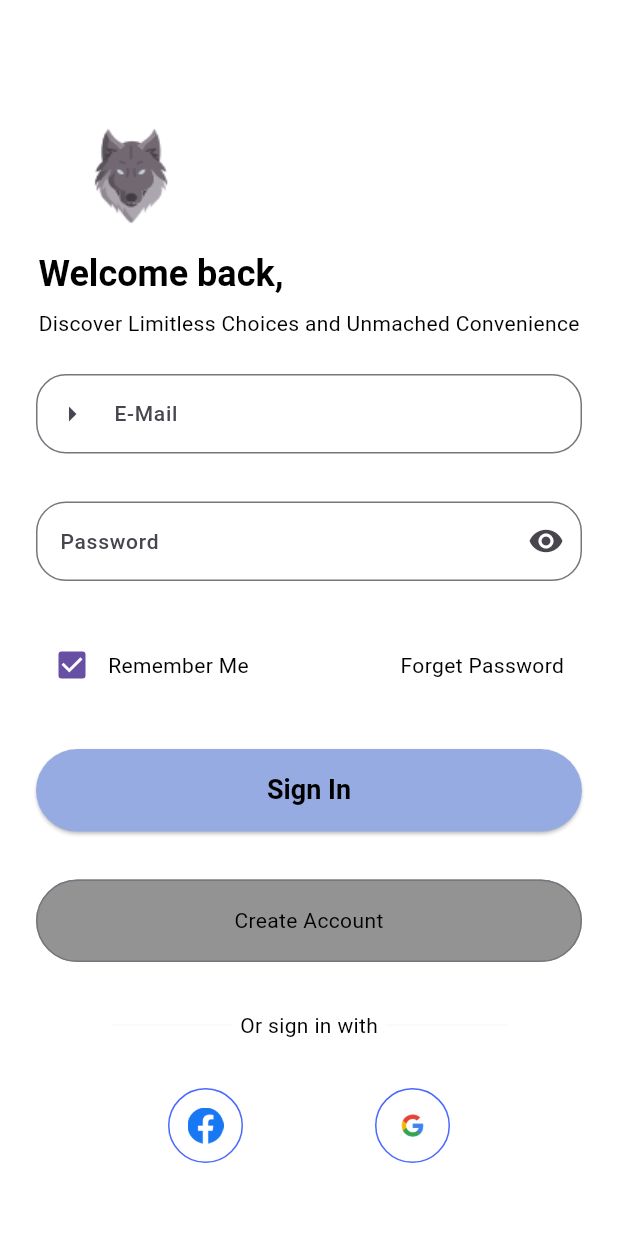
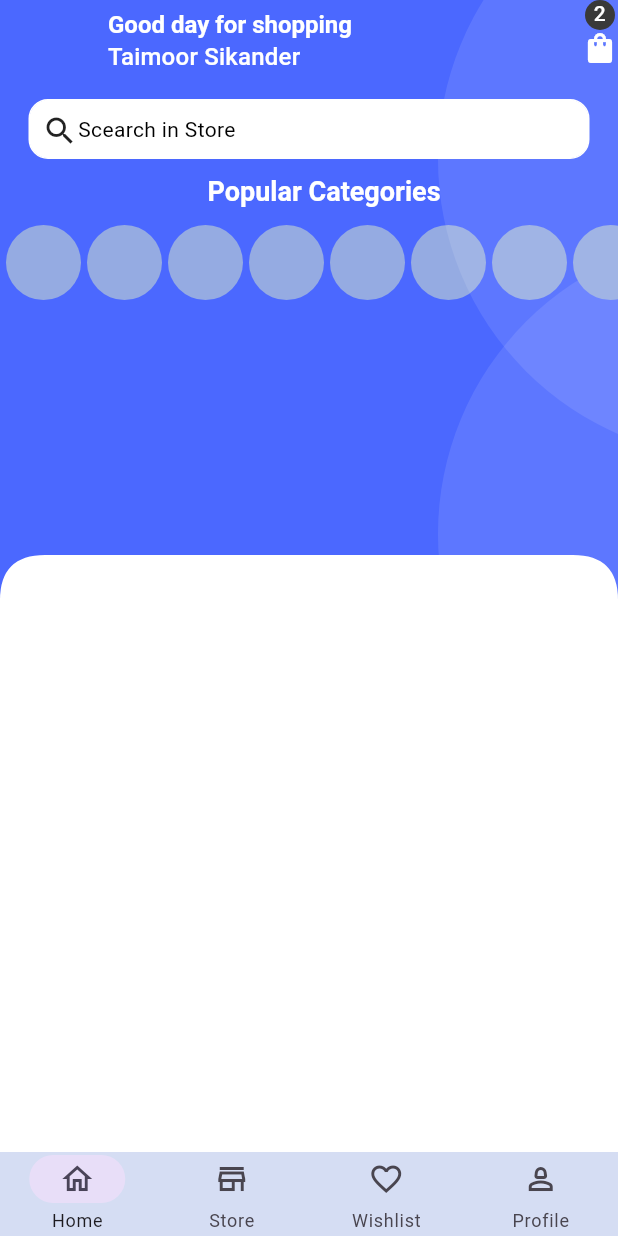
Before and after one commit to Ghost-W0LF/Ecommorce-app, a Flutter app: the loginScreen screen opened directly, after a tap on "Sign In", on a phone screen of 412 x 824 dp. Run offline on Flutter 3.47's test engine with Material 3 defaults, Android fonts, the light colour scheme and no system bars; our stand-ins replace get, smooth_page_indicator.

Commit message:
home page

```diff
--- /dev/null
+++ b/lib/common/Widgets/custom_Appbar.dart
@@ -0,0 +1,52 @@
+// ignore_for_file: prefer_const_constructors
+
+import 'package:ecomorce/utils/constants/colors.dart';
+import 'package:ecomorce/utils/constants/sizes.dart';
+import 'package:flutter/cupertino.dart';
+
+import 'package:flutter/material.dart';
+import 'package:get/route_manager.dart';
+
+class CustomAppbar extends StatelessWidget implements PreferredSizeWidget {
+  CustomAppbar(
+      {super.key,
+      required this.title,
+      this.havebackarrow = false,
+      this.leadindIcon,
+      required this.actionIcon});
+  final Widget? title;
+  final bool havebackarrow;
+  final IconData? leadindIcon;
+  final Widget actionIcon;
+  @override
+  Widget build(BuildContext context) {
+    return AppBar(
+      automaticallyImplyLeading: false,
+      backgroundColor: Tcolors.primary,
+      leading: havebackarrow
+          ? IconButton(
+              onPressed: () {
+                Get.back();
+              },
+              icon: Icon(Icons.keyboard_return),
+            )
+          : leadindIcon == null
+              ? IconButton(
+                  onPressed: () {},
+                  icon: Icon(
+                    leadindIcon,
+                    color: Tcolors.white,
+                  ),
+                )
+              : null,
+      title: title,
+      actions: [
+        actionIcon,
+      ],
+    );
+  }
+
+  @override
+  // TODO: implement preferredSize
+  Size get preferredSize => Size.fromHeight(TSize.appBarHeight + 10);
+}
--- a/lib/common/Widgets/custom_button2.dart
+++ b/lib/common/Widgets/custom_button2.dart
@@ -4,6 +4,7 @@ import 'package:ecomorce/utils/constants/colors.dart';
 import 'package:ecomorce/utils/helpers/helper_function.dart';
 import 'package:flutter/material.dart';
 
+// ignore: camel_case_types
 class custom_outlinebutton extends StatelessWidget {
   custom_outlinebutton({
     super.key,
@@ -18,7 +19,9 @@ class custom_outlinebutton extends StatelessWidget {
     bool dark = THelperFunction.isDarkMode(context);
     return OutlinedButton(
         style: ElevatedButton.styleFrom(
-            backgroundColor: dark ? Tcolors.accent : Tcolors.darkGrey,
+            backgroundColor: dark
+                ? const Color.fromARGB(255, 0, 0, 0).withOpacity(0)
+                : Tcolors.darkGrey,
             minimumSize: Size(double.infinity, 55)),
         onPressed: onPressed,
         child: Text(
--- /dev/null
+++ b/lib/common/Widgets/custom_container.dart
@@ -0,0 +1,44 @@
+import 'package:ecomorce/utils/constants/colors.dart';
+import 'package:flutter/cupertino.dart';
+import 'package:flutter/material.dart';
+
+class custom_container extends StatelessWidget {
+  custom_container(
+      {super.key,
+      this.height = 400,
+      this.width = double.infinity,
+      this.rds = 0.0,
+      this.child,
+      this.color = Tcolors.accent,
+      this.bcolor = Tcolors.transparent,
+      this.bwidth = 0,
+
+      //this.pad,
+      this.edg});
+  final double height;
+  final double width;
+  final double rds;
+  final Widget? child;
+  final EdgeInsets? edg;
+  final color;
+
+  final bcolor;
+  final double bwidth;
+
+  //final Padding? pad;
+
+  @override
+  Widget build(BuildContext context) {
+    return Container(
+      padding: edg,
+      height: height,
+      width: width,
+      decoration: BoxDecoration(
+        borderRadius: BorderRadius.circular(rds),
+        border: Border.all(color: bcolor, width: bwidth),
+        color: color,
+      ),
+      child: child,
+    );
+  }
+}
--- /dev/null
+++ b/lib/common/Widgets/custom_searchBar.dart
@@ -0,0 +1,26 @@
+import 'package:ecomorce/utils/constants/colors.dart';
+import 'package:ecomorce/utils/device/device_utility.dart';
+import 'package:flutter/material.dart';
+
+class searchBar extends StatelessWidget {
+  const searchBar({
+    super.key,
+  });
+
+  @override
+  Widget build(BuildContext context) {
+    return Container(
+      padding: EdgeInsets.all(8),
+      height: 40,
+      width: TDeviceUtility.getScreenWidth(context),
+      decoration: BoxDecoration(
+          color: Tcolors.white,
+          borderRadius: BorderRadius.circular(13),
+          border: Border.all(color: Tcolors.white)),
+      child: const Row(
+        mainAxisAlignment: MainAxisAlignment.start,
+        children: [Icon(Icons.search), Text("Scearch in Store")],
+      ),
+    );
+  }
+}
--- /dev/null
+++ b/lib/common/styles/Tclipper.dart
@@ -0,0 +1,34 @@
+import 'package:flutter/material.dart';
+
+class TClipper extends CustomClipper<Path> {
+  @override
+  Path getClip(Size size) {
+    var path = Path();
+    path.lineTo(0, size.height);
+
+    final firstCurve = Offset(0, size.height - 30);
+    final lastCurve = Offset(30, size.height - 30);
+
+    path.quadraticBezierTo(
+        firstCurve.dx, firstCurve.dy, lastCurve.dx, lastCurve.dy);
+
+    final secondFirstCurve = Offset(0, size.height - 30);
+    final secondLastCurve = Offset(size.width - 30, size.height - 30);
+
+    path.quadraticBezierTo(secondFirstCurve.dx, secondFirstCurve.dy,
+        secondLastCurve.dx, secondLastCurve.dy);
+
+    final thirdFirstCurve = Offset(size.width, size.height - 30);
+    final thirdLastCurve = Offset(size.width, size.height);
+
+    path.quadraticBezierTo(thirdFirstCurve.dx, thirdFirstCurve.dy,
+        thirdLastCurve.dx, thirdLastCurve.dy);
+
+    path.lineTo(size.width, 0);
+    path.close();
+    return path;
+  }
+
+  @override
+  bool shouldReclip(CustomClipper<Path> oldClipper) => true;
+}
--- a/lib/features/authentication/screen/screen_login/login_Widgits/login Widget/login_form.dart
+++ b/lib/features/authentication/screen/screen_login/login_Widgits/login Widget/login_form.dart
@@ -1,5 +1,6 @@
 // ignore_for_file: prefer_const_constructors
 
+import 'package:ecomorce/navigation_bar.dart';
 import 'package:ecomorce/common/Widgets/custom_button2.dart';
 import 'package:ecomorce/common/Widgets/custom_textFormField.dart';
 import 'package:ecomorce/common/Widgets/custom_button.dart';
@@ -60,7 +61,7 @@ class form extends StatelessWidget {
         custom_eleveted(
           label: TText.signin,
           onPressed: () {
-            print("Signin");
+            Get.to(() => navigationBar());
           },
         ),
 
--- a/lib/features/authentication/screen/screen_signup/signup_widgits/signup_form.dart
+++ b/lib/features/authentication/screen/screen_signup/signup_widgits/signup_form.dart
@@ -98,6 +98,7 @@ class signup_form extends StatelessWidget {
           ),
           SizedBox(height: TSize.spaceBtwitems),
           custom_outlinebutton(
+
             label: TText.createAccount,
             onPressed: () => Get.offAll(() => VerifyEmail()),
           )
--- /dev/null
+++ b/lib/features/shop/screen/home/home.dart
@@ -0,0 +1,58 @@
+import 'package:ecomorce/common/Widgets/custom_container.dart';
+import 'package:ecomorce/common/styles/Tclipper.dart';
+import 'package:ecomorce/features/shop/screen/home/widgets/homeHedder.dart';
+import 'package:ecomorce/utils/constants/colors.dart';
+import 'package:ecomorce/utils/device/device_utility.dart';
+import 'package:flutter/material.dart';
+
+class homePage extends StatelessWidget {
+  const homePage({super.key});
+
+  @override
+  Widget build(BuildContext context) {
+    return Scaffold(
+      body: SizedBox(
+        height: 400,
+        width: double.infinity,
+        child: SingleChildScrollView(
+          //  padding: EdgeInsets.all(0),
+          child: Stack(
+            children: [
+              ClipPath(
+                clipper: TClipper(),
+                child: custom_container(
+                  height: 400,
+                  width: double.infinity,
+                  color: Tcolors.primary,
+                ),
+              ),
+              Positioned(
+                right: -280,
+                top: TDeviceUtility.getAppBarHeight() + 100,
+                child: custom_container(
+                  height: 400,
+                  width: 400,
+                  color: Tcolors.white.withOpacity(0.1),
+                  rds: 400,
+                ),
+              ),
+              //Headder
+              homeHeadder(),
+              //decoration2
+              Positioned(
+                right: -280,
+                top: TDeviceUtility.getAppBarHeight() - 150,
+                child: custom_container(
+                  height: 400,
+                  width: 400,
+                  color: Tcolors.white.withOpacity(0.1),
+                  rds: 400,
+                ),
+              ),
+            ],
+          ),
+        ),
+      ),
+    );
+  }
+}
--- /dev/null
+++ b/lib/features/shop/screen/home/widgets/homeAppbar.dart
@@ -0,0 +1,52 @@
+import 'package:ecomorce/common/Widgets/custom_Appbar.dart';
+import 'package:ecomorce/common/Widgets/custom_container.dart';
+import 'package:ecomorce/utils/constants/colors.dart';
+import 'package:ecomorce/utils/constants/text_String.dart';
+import 'package:flutter/material.dart';
+
+class homeAppbar extends StatelessWidget {
+  const homeAppbar({
+    super.key,
+  });
+
+  @override
+  Widget build(BuildContext context) {
+    return CustomAppbar(
+      havebackarrow: false,
+      actionIcon: Column(
+        children: [
+          custom_container(
+            height: 20,
+            width: 20,
+            rds: 900,
+            color: Tcolors.black,
+            child: Text(
+              "2",
+              textAlign: TextAlign.center,
+              style: Theme.of(context)
+                  .textTheme
+                  .bodySmall!
+                  .copyWith(color: Tcolors.white),
+            ),
+          ),
+          Icon(Icons.shopping_bag, color: Colors.white),
+        ],
+      ),
+      title: Column(
+        crossAxisAlignment: CrossAxisAlignment.stretch,
+        children: [
+          Text(TText.homeAppbarTitle,
+              style: Theme.of(context)
+                  .textTheme
+                  .titleLarge!
+                  .copyWith(color: Tcolors.textWhite)),
+          Text(TText.homeAppbarSubTitle,
+              style: Theme.of(context)
+                  .textTheme
+                  .titleMedium!
+                  .copyWith(color: Tcolors.textWhite)),
+        ],
+      ),
+    );
+  }
+}
--- /dev/null
+++ b/lib/features/shop/screen/home/widgets/homeHedder.dart
@@ -0,0 +1,68 @@
+// ignore_for_file: prefer_const_literals_to_create_immutables, prefer_const_constructors
+
+import 'package:ecomorce/common/Widgets/custom_container.dart';
+import 'package:ecomorce/common/Widgets/custom_searchBar.dart';
+import 'package:ecomorce/features/shop/screen/home/widgets/homeAppbar.dart';
+import 'package:ecomorce/utils/constants/colors.dart';
+import 'package:ecomorce/utils/constants/sizes.dart';
+import 'package:ecomorce/utils/constants/text_String.dart';
+import 'package:flutter/material.dart';
+
+class homeHeadder extends StatelessWidget {
+  const homeHeadder({
+    super.key,
+  });
+
+  @override
+  Widget build(BuildContext context) {
+    return Column(children: [
+      //APP
+      //Bar
+      homeAppbar(),
+      SizedBox(
+        height: 10,
+      ),
+
+      Padding(
+          padding: EdgeInsets.symmetric(horizontal: TSize.defaultSpace - 5),
+          child: searchBar()),
+      SizedBox(
+        height: 10,
+      ),
+      Padding(
+        padding: const EdgeInsets.only(left: 20.0),
+        child: Text(
+          TText.popularCatog,
+          style: Theme.of(context)
+              .textTheme
+              .headlineSmall!
+              .copyWith(color: Tcolors.white),
+        ),
+      ),
+      SizedBox(
+        height: 10,
+      ),
+      SizedBox(
+          height: 100,
+          child: ListView.builder(
+              //padding: EdgeInsets.all(9),
+              scrollDirection: Axis.horizontal,
+              itemCount: 10,
+              itemBuilder: (_, context) {
+                return Row(
+                  crossAxisAlignment: CrossAxisAlignment.start,
+                  children: [
+                    Padding(padding: EdgeInsets.all(2)),
+                    custom_container(
+                      height: 50,
+                      width: 50,
+                      rds: 200,
+                    )
+                  ],
+                );
+              })),
+
+      //
+    ]);
+  }
+}
--- a/lib/features/shop/view/homescreen.dart
+++ /dev/null
@@ -1,21 +0,0 @@
-import 'package:flutter/material.dart';
-import 'package:flutter/widgets.dart';
-
-class HomePage extends StatefulWidget {
-  const HomePage({super.key});
-
-  @override
-  State<HomePage> createState() => _HomePageState();
-}
-
-class _HomePageState extends State<HomePage> {
-  @override
-  Widget build(BuildContext context) {
-    return Container(
-        alignment: Alignment.center,
-        child: Text(
-          "hello",
-          style: Theme.of(context).textTheme.bodyLarge,
-        ));
-  }
-}
--- /dev/null
+++ b/lib/navigation_bar.dart
@@ -0,0 +1,61 @@
+// ignore_for_file: prefer_const_literals_to_create_immutables, prefer_const_constructors
+
+import 'package:ecomorce/common/sucess_Screen.dart';
+import 'package:ecomorce/features/authentication/screen/screen_login/login.dart';
+import 'package:ecomorce/features/authentication/screen/screen_signup/signup.dart';
+import 'package:ecomorce/features/authentication/screen/verify%20email%20Screen/verify_email.dart';
+import 'package:ecomorce/features/shop/screen/home/home.dart';
+import 'package:ecomorce/utils/constants/colors.dart';
+import 'package:ecomorce/utils/constants/sizes.dart';
+import 'package:ecomorce/utils/helpers/helper_function.dart';
+import 'package:flutter/material.dart';
+
+class navigationBar extends StatefulWidget {
+  navigationBar({super.key});
+
+  @override
+  State<navigationBar> createState() => _navigationBarState();
+}
+
+class _navigationBarState extends State<navigationBar> {
+  @override
+  int page = 0;
+  final screen = [homePage(), loginScreen(), VerifyEmail(), sucessScreen()];
+
+  // default selected index
+  Widget build(BuildContext context) {
+    bool dark = THelperFunction.isDarkMode(context);
+    return Scaffold(
+      body: screen[page],
+      bottomNavigationBar: NavigationBar(
+        backgroundColor:
+            dark ? Tcolors.primary : Tcolors.accent.withOpacity(0.4),
+        height: TSize.appBarHeight,
+        selectedIndex: page,
+        onDestinationSelected: (index) {
+          setState(() {
+            this.page = index;
+          });
+        },
+        destinations: [
+          NavigationDestination(
+            icon: Icon(Icons.home_outlined),
+            label: "Home",
+          ),
+          NavigationDestination(
+            icon: Icon(Icons.store_outlined),
+            label: "Store",
+          ),
+          NavigationDestination(
+            icon: Icon(Icons.favorite_outline),
+            label: "Wishlist",
+          ),
+          NavigationDestination(
+            icon: Icon(Icons.person_2_outlined),
+            label: "Profile",
+          ),
+        ],
+      ),
+    );
+  }
+}
--- a/lib/utils/constants/colors.dart
+++ b/lib/utils/constants/colors.dart
@@ -5,6 +5,7 @@ class Tcolors {
   static const Color primary = Color(0xFF4b68ff);
   static const Color secondary = Color(0xFFFFE24B);
   static const Color accent = Color.fromARGB(255, 149, 171, 226);
+  static const Color transparent = Color.fromARGB(0, 255, 255, 255);
 
   // Text Colors
   static const Color textPrimary = Color(0xFF333333);
--- a/lib/utils/constants/text_String.dart
+++ b/lib/utils/constants/text_String.dart
@@ -59,4 +59,6 @@ class TText {
   static const String yourAccountCreatedTitle = "created!";
   static const String yourAccountCreatedSubTitle =
       "Welcome to Your Ultimate Shopping Destination: Your Account is Created, Unleash the Joy of Seamless Online Shopping!";
+      //home
+        static const String popularCatog = "Popular Categories";
 }
--- a/lib/utils/device/device_utility.dart
+++ b/lib/utils/device/device_utility.dart
@@ -10,6 +10,10 @@ class TDeviceUtility {
     SystemChrome.setSystemUIOverlayStyle(
       SystemUiOverlayStyle(statusBarColor: color),
     );
+  }
+
+  static double getScreenWidth(BuildContext context) {
+    return MediaQuery.of(context).size.width;
   }
 
   static bool isLandscapeOrientation(BuildContext context) {
--- a/lib/utils/helpers/helper_function.dart
+++ b/lib/utils/helpers/helper_function.dart
@@ -1,6 +1,6 @@
 import 'package:flutter/material.dart';
 import 'package:get/route_manager.dart';
-import 'package:get/utils.dart';
+
 
 class THelperFunction {
   static Size screenSize() {
```
Also changed, not shown: lib/app.dart (deleted).
